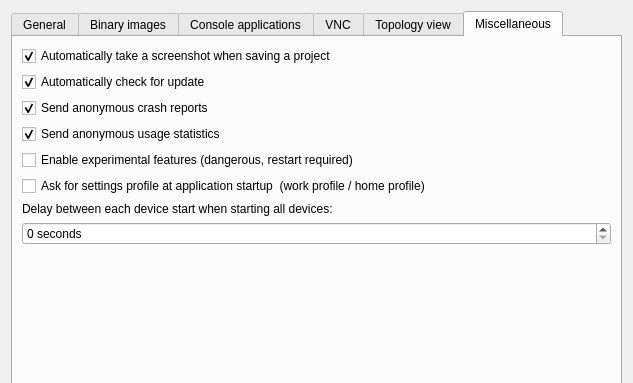
The window that gns3/ui/general_preferences_page.ui (GNS3/gns3-gui) describes before a commit, drawn with Qt 5; both pictures show x 0 to 633 and y 0 to 383 of the 633 by 643 pixel window.
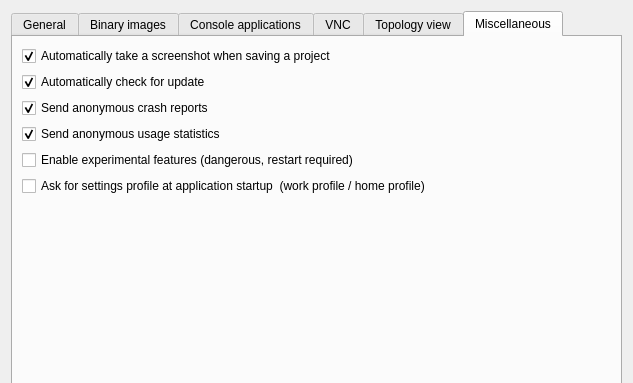
The same window after the commit. The open tabs and pages were chosen to show the change.

Commit message:
Remove the setting slow_device_start_all
Fix #1485

```diff
--- a/gns3/ui/general_preferences_page.ui
+++ b/gns3/ui/general_preferences_page.ui
@@ -785,29 +785,6 @@
          </property>
         </widget>
        </item>
-       <item>
-        <widget class="QLabel" name="uiSlowStartAllLabel">
-         <property name="text">
-          <string>Delay between each device start when starting all devices:</string>
-         </property>
-        </widget>
-       </item>
-       <item>
-        <widget class="QSpinBox" name="uiSlowStartAllSpinBox">
-         <property name="suffix">
-          <string> seconds</string>
-         </property>
-         <property name="minimum">
-          <number>0</number>
-         </property>
-         <property name="maximum">
-          <number>10000</number>
-         </property>
-         <property name="value">
-          <number>0</number>
-         </property>
-        </widget>
-       </item>
        <item>
         <spacer name="verticalSpacer">
          <property name="orientation">
```
The commit also changes 3 other files.
